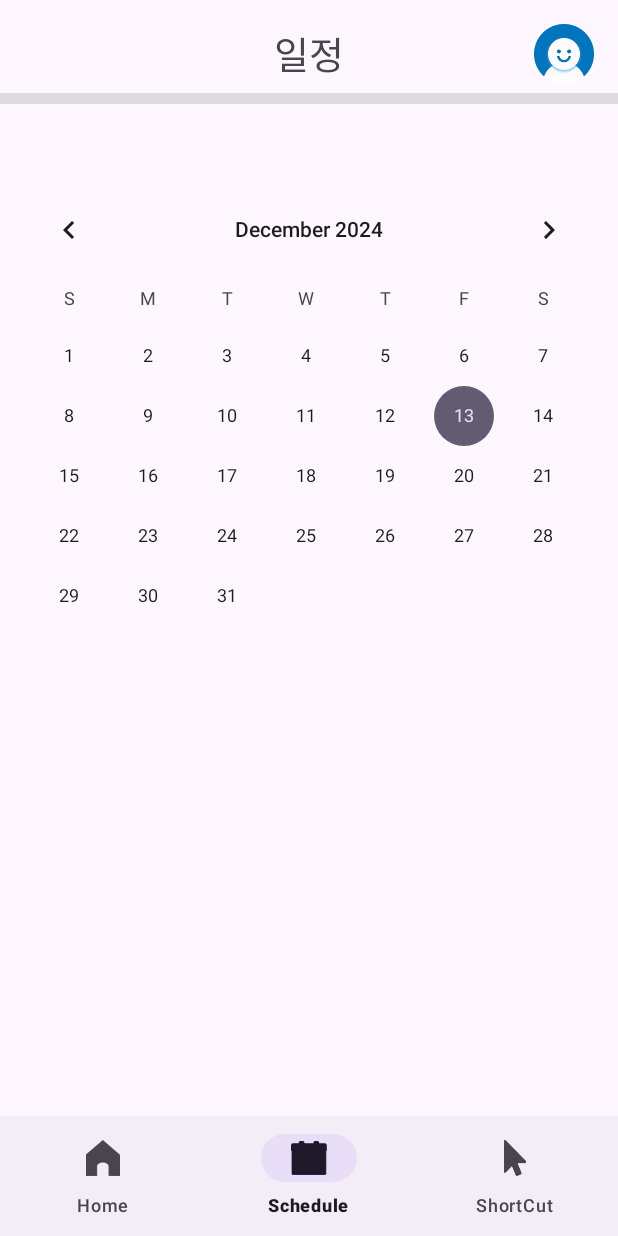
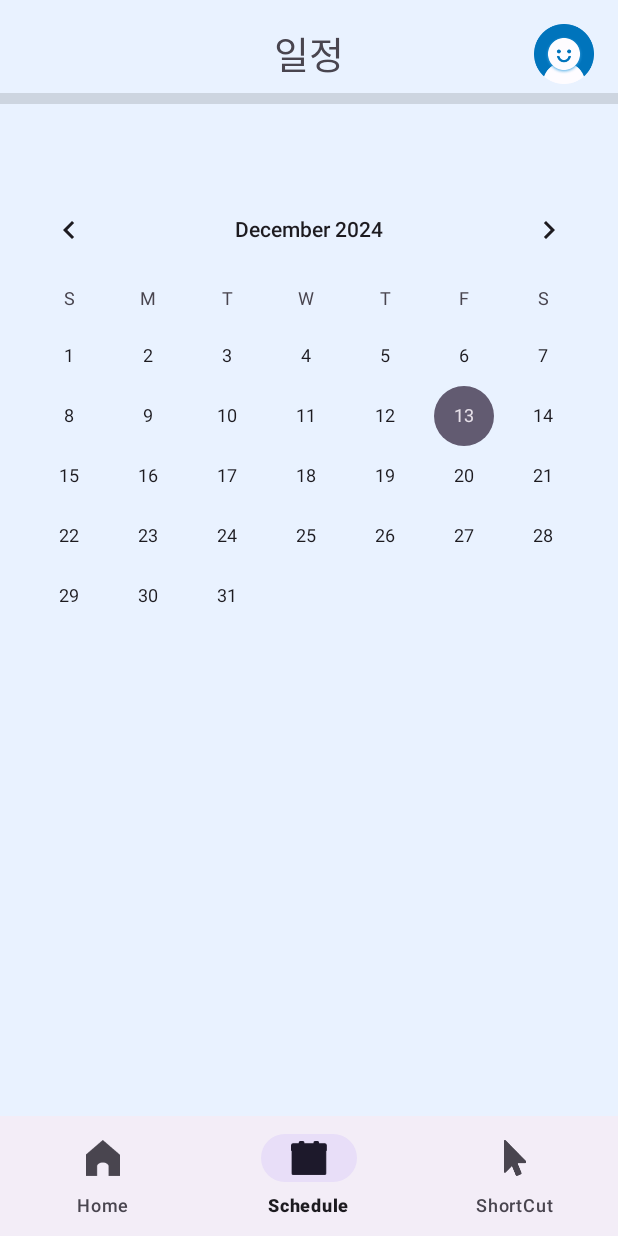
Before and after one commit to GeungYo/SungshinClub, an Android app: the HomeActivity screen opened directly, with no data from a screen before it, item 2 of the bottom bar chosen, on a phone screen of 412 x 824 dp. Run offline under Robolectric (Android 15) with nearby library versions, the phone set to English and light mode, and no system bars.

Commit message:
bg 색 변경

```diff
--- a/app/src/main/res/layout/activity_home.xml
+++ b/app/src/main/res/layout/activity_home.xml
@@ -2,7 +2,8 @@
     xmlns:android="http://schemas.android.com/apk/res/android"
     xmlns:app="http://schemas.android.com/apk/res-auto"
     android:layout_width="match_parent"
-    android:layout_height="match_parent">
+    android:layout_height="match_parent"
+    android:background="@color/bg">
 
     <!-- Fragment 컨테이너 -->
     <FrameLayout
@@ -13,7 +14,7 @@
         android:layout_marginTop="10dp"
         android:layout_marginBottom="-16dp" />
 
-    <!-- 이미지 아이콘 (오른쪽 상단) -->
+    <!-- 이미지 아이콘 (오른쪽 상단) 안 써서 일단 주석 처리 -->
 <!--    <ImageView-->
 <!--        android:id="@+id/notificationIcon"-->
 <!--        android:layout_width="41dp"-->
--- a/app/src/main/res/layout/fragment_home.xml
+++ b/app/src/main/res/layout/fragment_home.xml
@@ -2,7 +2,7 @@
     xmlns:app="http://schemas.android.com/apk/res-auto"
     android:layout_width="match_parent"
     android:layout_height="match_parent"
-    android:background="@android:color/white">
+    android:background="@color/bg">
 
     <!-- 학교 로고 -->
     <ImageView
@@ -12,7 +12,6 @@
         android:layout_alignParentStart="true"
         android:layout_alignParentTop="true"
         android:layout_marginStart="13dp"
-        android:layout_marginTop="15dp"
         android:layout_marginLeft="25dp"
 
         android:src="@drawable/ic_sswu_logo" />
--- a/app/src/main/res/layout/fragment_schedule.xml
+++ b/app/src/main/res/layout/fragment_schedule.xml
@@ -1,7 +1,8 @@
 <RelativeLayout
     xmlns:android="http://schemas.android.com/apk/res/android"
     android:layout_width="match_parent"
-    android:layout_height="match_parent" >
+    android:layout_height="match_parent"
+    android:background="@color/bg">
 
     <LinearLayout
         android:layout_width="match_parent"
--- a/app/src/main/res/layout/fragment_shortcut.xml
+++ b/app/src/main/res/layout/fragment_shortcut.xml
@@ -1,7 +1,8 @@
 <RelativeLayout
     xmlns:android="http://schemas.android.com/apk/res/android"
     android:layout_width="match_parent"
-    android:layout_height="match_parent" >
+    android:layout_height="match_parent"
+    android:background="@color/bg">
 
     <LinearLayout
         android:layout_width="match_parent"
--- a/app/src/main/res/layout/fragment_user_info.xml
+++ b/app/src/main/res/layout/fragment_user_info.xml
@@ -2,7 +2,8 @@
     xmlns:app="http://schemas.android.com/apk/res-auto"
     android:layout_width="match_parent"
     android:layout_height="match_parent"
-    android:layout_marginTop="50dp">
+    android:layout_marginTop="50dp"
+    android:background="@color/bg">
 
 
     <LinearLayout
--- a/app/src/main/res/values/colors.xml
+++ b/app/src/main/res/values/colors.xml
@@ -4,4 +4,5 @@
     <color name="white">#FFFFFFFF</color>
     <color name="blue">#2196F3</color>
     <color name="mainColor">#4473B6</color>
+    <color name="bg">#E9F2FF</color>
 </resources>
```
